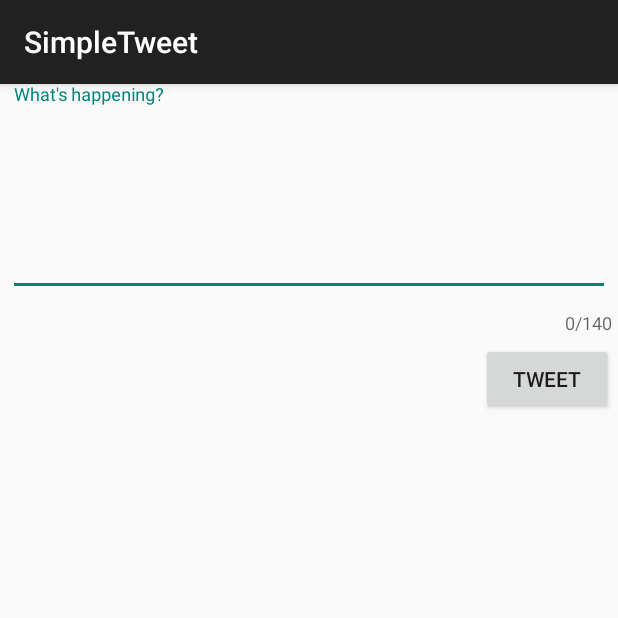
After one commit to kathlynk/SimpleTweet-5, an Android app: the ComposeActivity screen opened directly, with no data from a screen before it, on a phone screen of 412 x 824 dp, the top half of it. The commit adds this screen. Run offline under Robolectric (Android 15) with nearby library versions, the phone set to English and light mode, and no system bars; our stand-ins replace Room's generated code; libraries missing offline, so code that uses them is left out: com.codepath.asynchttpclient, com.facebook.stetho, org.parceler; 1 statement that could not run was skipped.

Commit message:
add compose tweet feature

```diff
--- a/app/build.gradle
+++ b/app/build.gradle
@@ -51,4 +51,7 @@ dependencies {
     annotationProcessor "androidx.room:room-compiler:$room_version"
     implementation 'com.facebook.stetho:stetho:1.5.1'
     implementation 'androidx.swiperefreshlayout:swiperefreshlayout:1.0.0'
+    implementation 'org.parceler:parceler-api:1.1.12'
+    annotationProcessor 'org.parceler:parceler:1.1.12'
+    implementation 'com.android.support:design:28.0.0'
 }
--- a/app/src/main/AndroidManifest.xml
+++ b/app/src/main/AndroidManifest.xml
@@ -13,7 +13,8 @@
         android:icon="@drawable/ic_launcher"
         android:label="@string/app_name"
         android:theme="@style/AppTheme">
-        <activity android:name=".TimelineActivity"/>
+        <activity android:name=".ComposeActivity"/>
+        <activity android:name=".TimelineActivity" />
         <activity
             android:name=".LoginActivity"
             android:label="@string/app_name"
--- /dev/null
+++ b/app/src/main/java/com/codepath/apps/restclienttemplate/ComposeActivity.java
@@ -0,0 +1,80 @@
+package com.codepath.apps.restclienttemplate;
+
+import androidx.appcompat.app.AppCompatActivity;
+
+import android.content.Intent;
+import android.os.Bundle;
+import android.os.Parcel;
+import android.util.Log;
+import android.view.View;
+import android.widget.Button;
+import android.widget.EditText;
+import android.widget.Toast;
+
+import com.codepath.apps.restclienttemplate.models.Tweet;
+import com.codepath.asynchttpclient.callback.JsonHttpResponseHandler;
+
+import org.json.JSONException;
+import org.parceler.Parcels;
+
+import okhttp3.Headers;
+
+public class ComposeActivity extends AppCompatActivity {
+
+    public static final String TAG = "ComposeActivity";
+    public static final int MAX_TWEET_LENGTH = 140;
+
+    EditText etCompose;
+    Button btnTweet;
+    TwitterClient client;
+
+    @Override
+    protected void onCreate(Bundle savedInstanceState) {
+        super.onCreate(savedInstanceState);
+        setContentView(R.layout.activity_compose);
+
+        client = TwitterApp.getRestClient(this);
+
+        etCompose = findViewById(R.id.etCompose);
+        btnTweet = findViewById(R.id.btnTweet);
+
+        // Set click listener on the button
+        btnTweet.setOnClickListener(new View.OnClickListener() {
+            @Override
+            public void onClick(View view) {
+                String tweetContent = etCompose.getText().toString();
+                if(tweetContent.isEmpty()) {
+                    Toast.makeText(ComposeActivity.this, "Sorry, your tweet cannot be empty", Toast.LENGTH_LONG).show();
+                    return;
+                }
+                if(tweetContent.length() > MAX_TWEET_LENGTH) {
+                    Toast.makeText(ComposeActivity.this, "Sorry, your tweet is too long", Toast.LENGTH_LONG).show();
+                    return;
+                }
+                Toast.makeText(ComposeActivity.this, tweetContent, Toast.LENGTH_LONG).show();
+                // Make an API call to Twitter to publish the tweet
+                client.publishTweet(tweetContent, new JsonHttpResponseHandler() {
+                    @Override
+                    public void onSuccess(int statusCode, Headers headers, JSON json) {
+                        Log.i(TAG, "onSuccess to publish tweet");
+                        try {
+                            Tweet tweet = Tweet.fromJson(json.jsonObject);
+                            Log.i(TAG, "Publish tweet says: " + tweet.body);
+                            Intent intent = new Intent();
+                            intent.putExtra("tweet", Parcels.wrap(tweet));
+                            setResult(RESULT_OK, intent); // set result code and bundle data for response
+                            finish(); // closes activity, pass data to parent
+                        } catch (JSONException e) {
+                            e.printStackTrace();
+                        }
+                    }
+
+                    @Override
+                    public void onFailure(int statusCode, Headers headers, String response, Throwable throwable) {
+                        Log.e(TAG, "onFailure to publish tweet", throwable);
+                    }
+                });
+            }
+        });
+    }
+}
--- a/app/src/main/java/com/codepath/apps/restclienttemplate/models/Tweet.java
+++ b/app/src/main/java/com/codepath/apps/restclienttemplate/models/Tweet.java
@@ -3,14 +3,19 @@ package com.codepath.apps.restclienttemplate.models;
 import org.json.JSONArray;
 import org.json.JSONException;
 import org.json.JSONObject;
+import org.parceler.Parcel;
 
 import java.util.ArrayList;
 import java.util.List;
 
+@Parcel
 public class Tweet {
     public String body;
     public String createdAt;
     public User user;
+
+    // empty constructor needed by the Parceler library
+    public Tweet() {}
 
     public static Tweet fromJson(JSONObject jsonObject) throws JSONException {
         Tweet tweet = new Tweet();
--- a/app/src/main/java/com/codepath/apps/restclienttemplate/models/User.java
+++ b/app/src/main/java/com/codepath/apps/restclienttemplate/models/User.java
@@ -2,11 +2,16 @@ package com.codepath.apps.restclienttemplate.models;
 
 import org.json.JSONException;
 import org.json.JSONObject;
+import org.parceler.Parcel;
 
+@Parcel
 public class User {
     public String name;
     public String screenName;
     public String profileImageUrl;
+
+    // empty constructor needed for Parceler library
+    public User() {}
 
     public static User fromJson(JSONObject jsonObject) throws JSONException {
         User user = new User();
--- /dev/null
+++ b/app/src/main/res/layout/activity_compose.xml
@@ -0,0 +1,41 @@
+<?xml version="1.0" encoding="utf-8"?>
+<RelativeLayout
+    xmlns:android="http://schemas.android.com/apk/res/android"
+    xmlns:app="http://schemas.android.com/apk/res-auto"
+    xmlns:tools="http://schemas.android.com/tools"
+    android:layout_width="match_parent"
+    android:layout_height="match_parent"
+    tools:context=".ComposeActivity">
+
+    <com.google.android.material.textfield.TextInputLayout
+        android:id="@+id/tiTweet"
+        android:layout_width="match_parent"
+        android:layout_height="wrap_content"
+        app:counterEnabled="true"
+        app:counterMaxLength="140">
+
+        <EditText
+            android:id="@+id/etCompose"
+            android:layout_width="match_parent"
+            android:layout_height="wrap_content"
+            android:layout_marginStart="5dp"
+            android:layout_marginTop="5dp"
+            android:layout_marginEnd="5dp"
+            android:layout_marginBottom="5dp"
+            android:ems="10"
+            android:gravity="start|top"
+            android:hint="@string/tweet_prompt"
+            android:inputType="textMultiLine"
+            android:minLines="5" />
+    </com.google.android.material.textfield.TextInputLayout>
+
+    <Button
+        android:id="@+id/btnTweet"
+        android:layout_width="wrap_content"
+        android:layout_height="wrap_content"
+        android:layout_below="@id/tiTweet"
+        android:layout_alignParentEnd="true"
+        android:layout_marginTop="5dp"
+        android:layout_marginEnd="3dp"
+        android:text="@string/tweet" />
+</RelativeLayout>
--- a/app/src/main/res/values/strings.xml
+++ b/app/src/main/res/values/strings.xml
@@ -5,5 +5,8 @@
     <string name="login_label">Log in</string>
     <string name="intent_scheme">oauth</string>
     <string name="intent_host">cprest</string>
+    <string name="tweet">Tweet</string>
+    <string name="tweet_prompt">What\'s happening?</string>
+    <string name="compose">Compose</string>
 
 </resources>
```
Also changed, not shown: app/src/main/java/com/codepath/apps/restclienttemplate/TimelineActivity.java (+41 -0 lines), app/src/main/java/com/codepath/apps/restclienttemplate/TwitterClient.java (+9 -0 lines), app/src/main/res/menu/menu_main.xml (added, +10 -0 lines), 1 other file.
